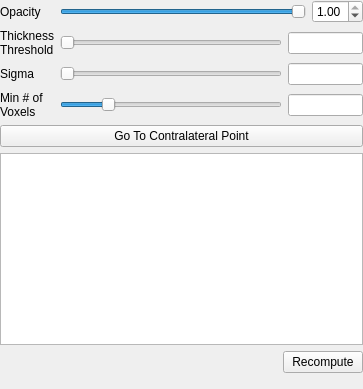
The window that freeview/PanelFCD.ui (freesurfer/freesurfer) describes before a commit, drawn with Qt 5.
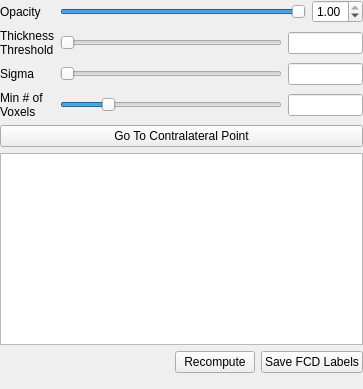
The same window after the commit.

Commit message: Check to make sure label has been sampled onto surface and print error message if not. Go to centroid of inflated surface will go to mapping white surface coord. -rpwang -fischl

```diff
--- a/freeview/PanelFCD.ui
+++ b/freeview/PanelFCD.ui
@@ -249,6 +249,13 @@
         </property>
        </widget>
       </item>
+      <item>
+       <widget class="QPushButton" name="pushButtonSaveFCDLabels">
+        <property name="text">
+         <string>Save FCD Labels</string>
+        </property>
+       </widget>
+      </item>
      </layout>
     </item>
     <item>
```
Left out of the diff: 19 changed lines with no effect on the pictures. The commit also changes 8 other files.
